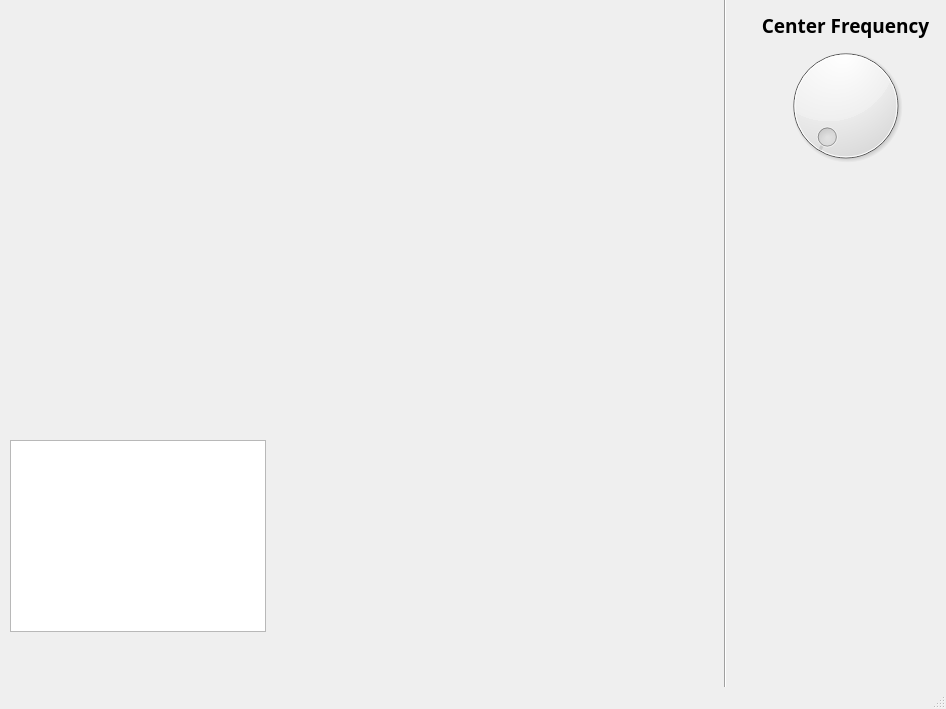
Qt form Station_Monitor/GUI.ui (Killian4096/Weather_Station) before a commit.
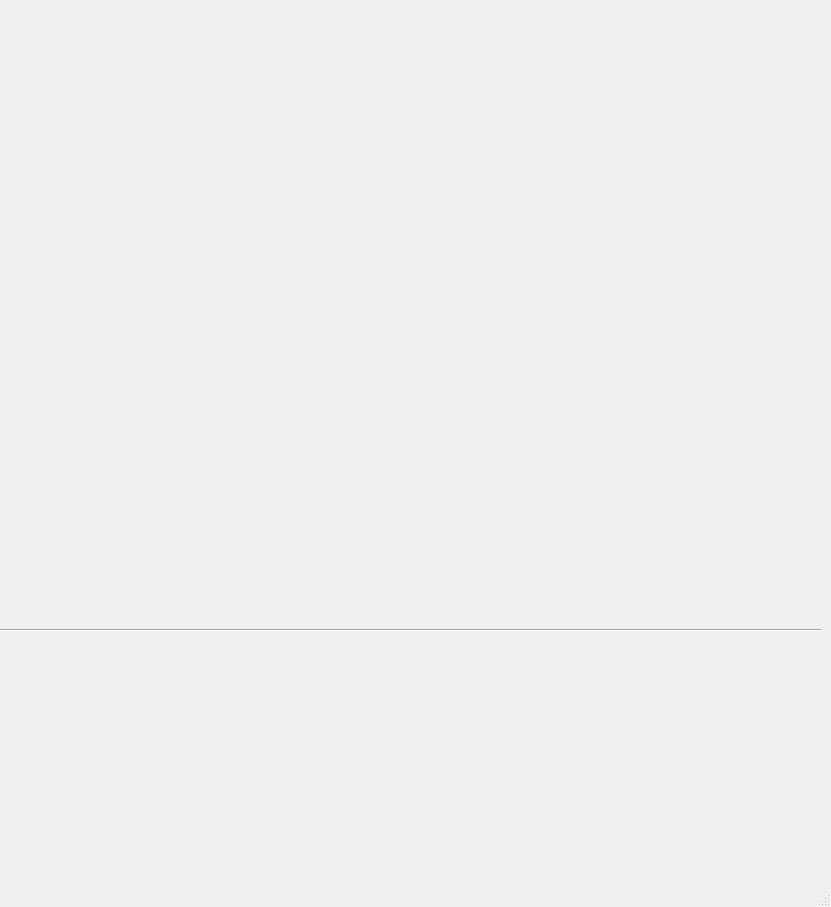
The same form after that commit.

Diff of the .ui file:
```diff
--- a/Station_Monitor/GUI.ui
+++ b/Station_Monitor/GUI.ui
@@ -6,8 +6,8 @@
    <rect>
     <x>0</x>
     <y>0</y>
-    <width>946</width>
-    <height>709</height>
+    <width>831</width>
+    <height>907</height>
    </rect>
   </property>
   <property name="font">
@@ -24,71 +24,37 @@
    <bool>false</bool>
   </property>
   <widget class="QWidget" name="centralwidget">
-   <widget class="QDial" name="dial">
+   <widget class="QWidget" name="radioWidget" native="true">
     <property name="geometry">
      <rect>
-      <x>730</x>
-      <y>40</y>
-      <width>231</width>
-      <height>131</height>
+      <x>10</x>
+      <y>10</y>
+      <width>801</width>
+      <height>611</height>
+     </rect>
+    </property>
+   </widget>
+   <widget class="QWidget" name="tempPlotWidget" native="true">
+    <property name="geometry">
+     <rect>
+      <x>10</x>
+      <y>640</y>
+      <width>801</width>
+      <height>231</height>
      </rect>
     </property>
    </widget>
    <widget class="Line" name="line">
     <property name="geometry">
      <rect>
-      <x>710</x>
-      <y>-20</y>
-      <width>31</width>
-      <height>721</height>
+      <x>0</x>
+      <y>620</y>
+      <width>821</width>
+      <height>20</height>
      </rect>
     </property>
     <property name="orientation">
-     <enum>Qt::Vertical</enum>
-    </property>
-   </widget>
-   <widget class="QWidget" name="radioWidget" native="true">
-    <property name="geometry">
-     <rect>
-      <x>10</x>
-      <y>10</y>
-      <width>701</width>
-      <height>391</height>
-     </rect>
-    </property>
-   </widget>
-   <widget class="QLabel" name="centerFrequencyLabel">
-    <property name="geometry">
-     <rect>
-      <x>730</x>
-      <y>10</y>
-      <width>231</width>
-      <height>31</height>
-     </rect>
-    </property>
-    <property name="font">
-     <font>
-      <family>Tlwg Typewriter</family>
-      <pointsize>14</pointsize>
-      <weight>75</weight>
-      <bold>true</bold>
-     </font>
-    </property>
-    <property name="text">
-     <string>Center Frequency</string>
-    </property>
-    <property name="alignment">
-     <set>Qt::AlignCenter</set>
-    </property>
-   </widget>
-   <widget class="QTextBrowser" name="textBrowser">
-    <property name="geometry">
-     <rect>
-      <x>10</x>
-      <y>440</y>
-      <width>256</width>
-      <height>192</height>
-     </rect>
+     <enum>Qt::Horizontal</enum>
     </property>
    </widget>
   </widget>
```
Left out of the diff: 2 changed lines with no effect on the pictures.
